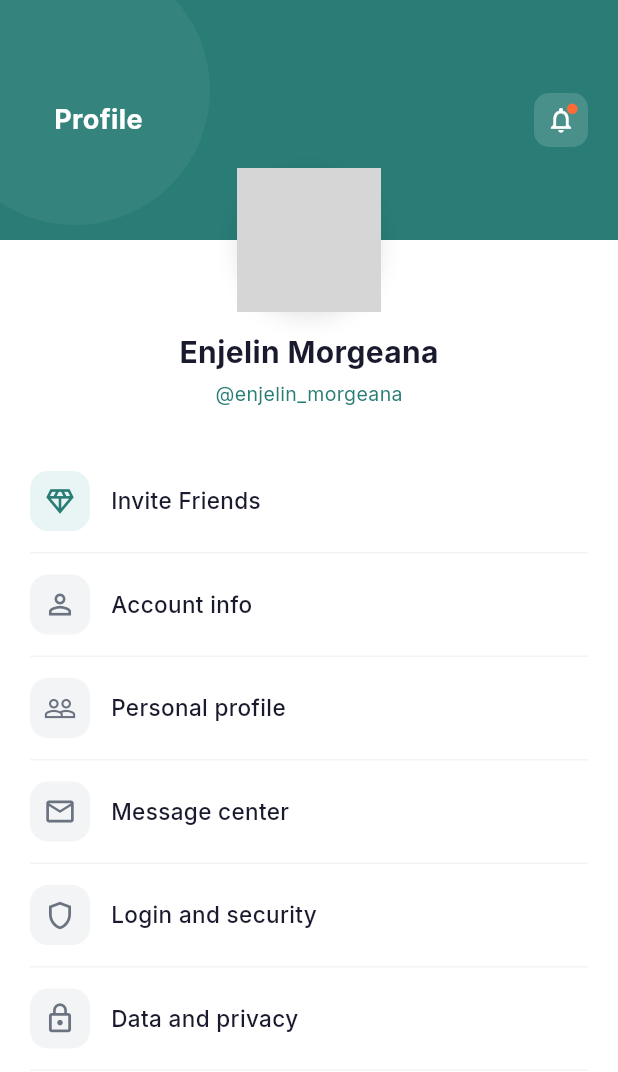
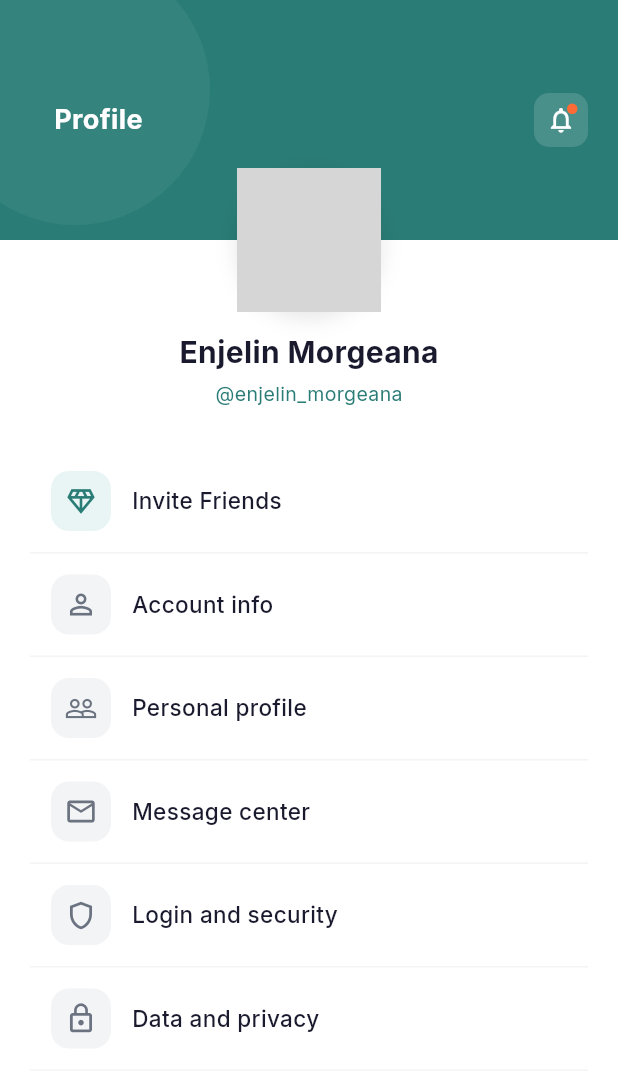
Before and after one commit to ByteHunter833/expence_tracker, a Flutter app: the ProfileScreen screen opened directly, on a phone screen of 412 x 824 dp. Shown: the top 1072 px of the screen. Run offline on Flutter 3.47's test engine with Material 3 defaults, Android fonts, the phone set to English and light mode, and no system bars; our stand-ins replace another_flutter_splash_screen, fl_chart, flutter_credit_card, flutter_svg, google_fonts; network calls fail; grey boxes are pictures that could not be loaded.

Commit message:
some changes added

```diff
--- a/lib/screens/connect_wallet_screen.dart
+++ b/lib/screens/connect_wallet_screen.dart
@@ -191,7 +191,7 @@ class _CardsTab extends StatefulWidget {
 class _CardsTabState extends State<_CardsTab> {
   String cardNumber = '';
   String expiryDate = '';
-  String cardHolderName = 'IRVAN MOSES';
+  String cardHolderName = '';
   String cvvCode = '';
   bool isCvvFocused = false;
   final GlobalKey<FormState> _formKey = GlobalKey<FormState>();
--- a/lib/screens/onboarding_screen.dart
+++ b/lib/screens/onboarding_screen.dart
@@ -36,7 +36,7 @@ class _OnBoardingScreentate extends State<OnBoardingScreen> {
         child: Column(
           children: [
             Align(
-              alignment: Alignment.centerRight,
+              alignment: Alignment.center,
               child: Image.asset('assets/images/onboarding.png'),
             ),
             const SizedBox(height: 24),
--- a/lib/screens/profile_screen.dart
+++ b/lib/screens/profile_screen.dart
@@ -81,7 +81,10 @@ class ProfileScreen extends StatelessWidget {
                             borderRadius: BorderRadius.circular(12),
                             onTap: () {},
                             child: Padding(
-                              padding: const EdgeInsets.symmetric(vertical: 14),
+                              padding: const EdgeInsets.symmetric(
+                                vertical: 14,
+                                horizontal: 14,
+                              ),
                               child: Row(
                                 children: [
                                   Container(
--- a/pubspec.yaml
+++ b/pubspec.yaml
@@ -40,6 +40,7 @@ dependencies:
   fl_chart: ^1.1.1
   flutter_svg: ^2.2.4
   flutter_credit_card: ^4.1.0
+  sizer: ^3.1.3
 
 dev_dependencies:
   flutter_test:
```
Also changed, not shown: pubspec.lock.
